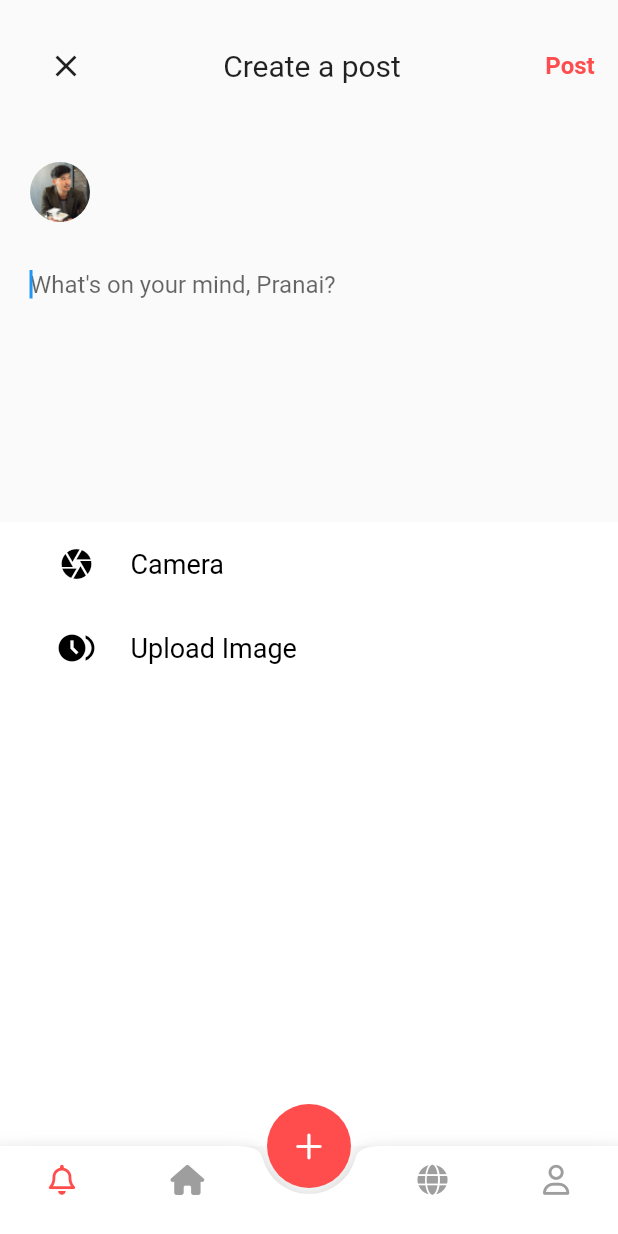
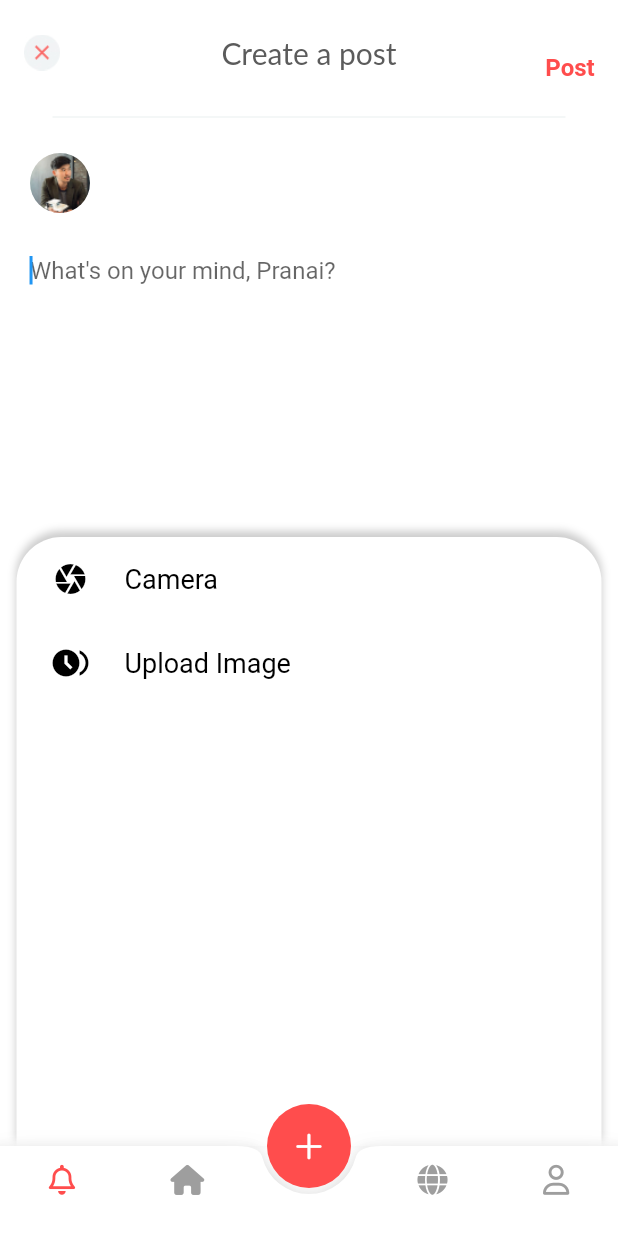
Before and after one commit to Neeshamraghav012/hra-flutter, a Flutter app: the createPage screen opened directly, on a phone screen of 412 x 824 dp. Run offline on Flutter 3.47's test engine with Material 2 defaults, Android fonts, the phone set to English and light mode, and no system bars; our stand-ins replace carousel_slider, dotted_border, font_awesome_flutter, image_picker, like_button, multi_select_flutter and 2 more; accounts and stored records are empty; Roboto replaces fonts that are missing (Lato, Poppins).

Commit message:
createPost changes

```diff
--- a/lib/ui/createPost.dart
+++ b/lib/ui/createPost.dart
@@ -184,9 +184,7 @@ class _createPageState extends State<createPage> with TickerProviderStateMixin {
         SnackBar(content: Text("Posted"));
 
         Navigator.push(
-            context,
-            MaterialPageRoute(
-                builder: (context) => NewsFeed()));
+            context, MaterialPageRoute(builder: (context) => NewsFeed()));
       } else {
         print('File upload failed');
       }
@@ -218,6 +216,50 @@ class _createPageState extends State<createPage> with TickerProviderStateMixin {
   @override
   Widget build(BuildContext context) {
     return Scaffold(
+      appBar: AppBar(
+          title: Text(
+            "Create a post",
+            style: const TextStyle(
+              fontFamily: "Lato",
+              fontSize: 20,
+              fontWeight: FontWeight.w400,
+              color: Color(0xff5b5b5b),
+              //height: 25/20,
+            ),
+            textAlign: TextAlign.center,
+          ),
+          centerTitle: true,
+          backgroundColor: Colors.white,
+          elevation: 0,
+          toolbarHeight: 70,
+          leading: IconButton(
+            onPressed: () {
+              Navigator.pop(context);
+            },
+            icon: Image.asset(
+              'images/cross.jpg', // Replace with the path to your image asset
+              width: 24, // Adjust the width as needed
+              height: 24, // Adjust the height as needed
+            ),
+          ),
+          actions: <Widget>[
+            Padding(
+              padding: EdgeInsets.only(top: 20, left: 20),
+              child: TextButton(
+                onPressed: () {
+                  post();
+                  // Navigator.pop(context);
+                },
+                child: isUploading
+                    ? CircularProgressIndicator()
+                    : Text("Post",
+                        style: TextStyle(
+                            fontSize: 16,
+                            fontWeight: FontWeight.w700,
+                            color: Color(0xFFFF4D4D))),
+              ),
+            )
+          ]),
       floatingActionButtonLocation: FloatingActionButtonLocation.centerDocked,
       floatingActionButton: FloatingActionButton(
         tooltip: 'Create Post',
@@ -245,52 +287,66 @@ class _createPageState extends State<createPage> with TickerProviderStateMixin {
           FABBottomAppBarItem(iconData: FontAwesomeIcons.user, text: ''),
         ],
       ),
+      backgroundColor: Colors.white,
       body: _selectedDrawerIndex != -1
           ? _selectedTab(_selectedDrawerIndex)
-          : SafeArea(
+          : Center(
               child: Column(
               children: [
+                // Container(
+                //   child: Row(
+                //     children: [
+                //       Padding(
+                //           padding: EdgeInsets.only(top: 20, left: 10),
+                //           child: IconButton(
+                //             onPressed: () {
+                //               Navigator.pop(context);
+                //             },
+                //             icon: Image.asset(
+                //               'images/cross.jpg', // Replace with the path to your image asset
+                //               width: 24, // Adjust the width as needed
+                //               height: 24, // Adjust the height as needed
+                //             ),
+                //           )),
+                //       Spacer(),
+                //       Padding(
+                //         padding: EdgeInsets.only(top: 20, left: 20),
+                //         child: Text("Create a post",
+                //             style: TextStyle(
+                //               fontSize: 20,
+                //               fontWeight: FontWeight.w400,
+                //             )),
+                //       ),
+                //       Spacer(),
+                //       Padding(
+                //         padding: EdgeInsets.only(top: 20, left: 20),
+                //         child: TextButton(
+                //           onPressed: () {
+                //             post();
+                //             // Navigator.pop(context);
+                //           },
+                //           child: isUploading
+                //               ? CircularProgressIndicator()
+                //               : Text("Post",
+                //                   style: TextStyle(
+                //                       fontSize: 16,
+                //                       fontWeight: FontWeight.w700,
+                //                       color: Color(0xFFFF4D4D))),
+                //         ),
+                //       )
+                //     ],
+                //   ),
+                // ),
                 Container(
-                  child: Row(
-                    children: [
-                      Padding(
-                          padding: EdgeInsets.only(top: 20, left: 20),
-                          child: IconButton(
-                              onPressed: () {
-                                Navigator.pop(context);
-                              },
-                              icon: Icon(Icons.close))),
-                      Spacer(),
-                      Padding(
-                        padding: EdgeInsets.only(top: 20, left: 20),
-                        child: Text("Create a post",
-                            style: TextStyle(
-                              fontSize: 20,
-                              fontWeight: FontWeight.w400,
-                            )),
-                      ),
-                      Spacer(),
-                      Padding(
-                        padding: EdgeInsets.only(top: 20, left: 20),
-                        child: TextButton(
-                          onPressed: () {
-                            post();
-                            // Navigator.pop(context);
-                          },
-                          child: isUploading
-                              ? CircularProgressIndicator()
-                              : Text("Post",
-                                  style: TextStyle(
-                                      fontSize: 16,
-                                      fontWeight: FontWeight.w700,
-                                      color: Color(0xFFFF4D4D))),
-                        ),
-                      )
-                    ],
+                  width: 342,
+                  child: Divider(
+                    color: Color(0xFFF1F4F5), // Adjust the color as needed
+                    thickness: 1, // Adjust the thickness as needed
                   ),
                 ),
+
                 Padding(
-                  padding: EdgeInsets.only(left: 20, top: 40),
+                  padding: EdgeInsets.only(left: 20, top: 16),
                   child: Align(
                     alignment: Alignment.topLeft,
                     child: CircleAvatar(
@@ -300,9 +356,9 @@ class _createPageState extends State<createPage> with TickerProviderStateMixin {
                   ),
                 ),
                 Container(
-                  height: 100,
+                  //height: 150,
                   child: Padding(
-                    padding: EdgeInsets.only(left: 20, top: 20),
+                    padding: EdgeInsets.only(left: 20, top: 17),
                     child: TextField(
                       maxLines: 5,
                       autofocus: true,
@@ -320,8 +376,8 @@ class _createPageState extends State<createPage> with TickerProviderStateMixin {
                 ),
                 //Spacer(),
 
-                Container(
-                  child: uploadedImage != null
+                //Container(
+                uploadedImage != null
                     ? Container(
                         child: Padding(
                           padding: EdgeInsets.all(6.0),
@@ -336,22 +392,37 @@ class _createPageState extends State<createPage> with TickerProviderStateMixin {
                         ),
                       )
                     : SizedBox(
-                          height: 100,
+                        height: 80,
                       ),
-                ),
+                // ),
 
+                // Expanded(
+                //   child: Container(
+                //     //color: Colors.white,
+                //     child: Column(
+                //       children: <Widget>[
                 Expanded(
                   child: Container(
-                    color: Colors.white,
-                    child: Column(
-                      children: <Widget>[
-                        Expanded(
-                          child: Container(
-                            margin: EdgeInsets.symmetric(horizontal: 15),
+                    width: 390,
+                    // margin: EdgeInsets.symmetric(horizontal: 10),
                     decoration: new BoxDecoration(
                       color: Colors.white, //Color(0xFF737373),
-                                borderRadius:
-                                    BorderRadius.all(Radius.circular(10.0))),
+                      borderRadius: BorderRadius.only(
+                        topLeft: Radius.circular(30.0),
+                        topRight: Radius.circular(30.0),
+                      ),
+                      boxShadow: [
+                        BoxShadow(
+                          color: Colors.black.withOpacity(
+                              0.2), // Color and opacity of the shadow
+                          offset: Offset(0,
+                              -4), // Offset of the shadow (0, -4) will create a top shadow
+                          blurRadius: 4, // Blur radius of the shadow
+                        ),
+                      ],
+                    ),
+                    child: Column(children: [
+                      Expanded(
                         child: ListView.builder(
                             itemCount: bottomMenuItems.length,
                             itemBuilder: (context, index) {
@@ -359,8 +430,8 @@ class _createPageState extends State<createPage> with TickerProviderStateMixin {
                                 leading: Container(
                                   padding: EdgeInsets.all(8),
                                   decoration: BoxDecoration(
-                                        borderRadius: BorderRadius.all(
-                                            Radius.circular(30)),
+                                    borderRadius:
+                                        BorderRadius.all(Radius.circular(30)),
                                     color: Colors.white,
                                   ),
                                   child: Icon(
@@ -387,11 +458,13 @@ class _createPageState extends State<createPage> with TickerProviderStateMixin {
                               );
                             }),
                       ),
-                        ),
-                      ],
+                    ]),
                   ),
                 ),
-                ),
+                //       ],
+                //     ),
+                //   ),
+                // ),
               ],
             )),
     );
```
Lines whose indentation alone changed are shown as unchanged.
